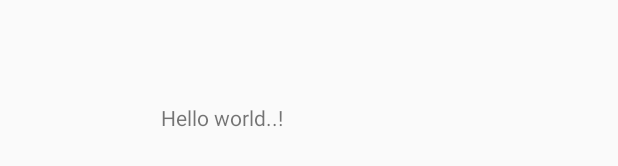
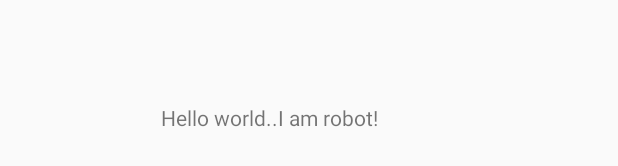
Before and after one commit to chetank628/Myapp_Qualitykiosk, an Android app: the layout activity_main.xml on its own in the app's theme, with its tools: preview values and no code run, on a phone screen of 412 x 824 dp. Shown: the part 193-359 px from the top of the screen. Run offline under Robolectric (Android 15) with nearby library versions, the phone set to English and light mode, and no system bars.

Commit message:
From remote push

```diff
--- a/app/src/main/res/layout/activity_main.xml
+++ b/app/src/main/res/layout/activity_main.xml
@@ -12,7 +12,7 @@
 
 
     <TextView
-        android:text="Hello world..!"
+        android:text="Hello world..I am robot!"
         android:layout_width="wrap_content"
         android:layout_height="wrap_content"
         android:layout_marginTop="125dp"
```
